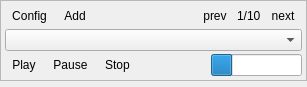
The window that lumina-desktop/desktop-plugins/audioplayer/PlayerWidget.ui (lumina-desktop/lumina) describes before a commit, drawn with Qt 5.
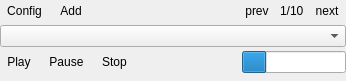
The same window after the commit.

The edit to the form file:
```diff
--- a/lumina-desktop/desktop-plugins/audioplayer/PlayerWidget.ui
+++ b/lumina-desktop/desktop-plugins/audioplayer/PlayerWidget.ui
@@ -6,8 +6,8 @@
    <rect>
     <x>0</x>
     <y>0</y>
-    <width>307</width>
-    <height>87</height>
+    <width>346</width>
+    <height>81</height>
    </rect>
   </property>
   <property name="windowTitle">
@@ -18,7 +18,7 @@
   </property>
   <layout class="QVBoxLayout" name="verticalLayout">
    <property name="spacing">
-    <number>0</number>
+    <number>4</number>
    </property>
    <property name="leftMargin">
     <number>0</number>
@@ -31,30 +31,6 @@
    </property>
    <property name="bottomMargin">
     <number>0</number>
-   </property>
-   <item>
-    <widget class="QFrame" name="frame">
-     <property name="frameShape">
-      <enum>QFrame::StyledPanel</enum>
-     </property>
-     <property name="frameShadow">
-      <enum>QFrame::Raised</enum>
-     </property>
-     <layout class="QVBoxLayout" name="verticalLayout_2">
-      <property name="spacing">
-       <number>3</number>
-      </property>
-      <property name="leftMargin">
-       <number>4</number>
-      </property>
-      <property name="topMargin">
-       <number>4</number>
-      </property>
-      <property name="rightMargin">
-       <number>4</number>
-      </property>
-      <property name="bottomMargin">
-       <number>4</number>
       </property>
       <item>
        <layout class="QHBoxLayout" name="horizontalLayout_2">
@@ -185,9 +161,6 @@
          </widget>
         </item>
        </layout>
-      </item>
-     </layout>
-    </widget>
    </item>
    <item>
     <spacer name="verticalSpacer">
```
Lines whose indentation alone changed are shown as unchanged.
